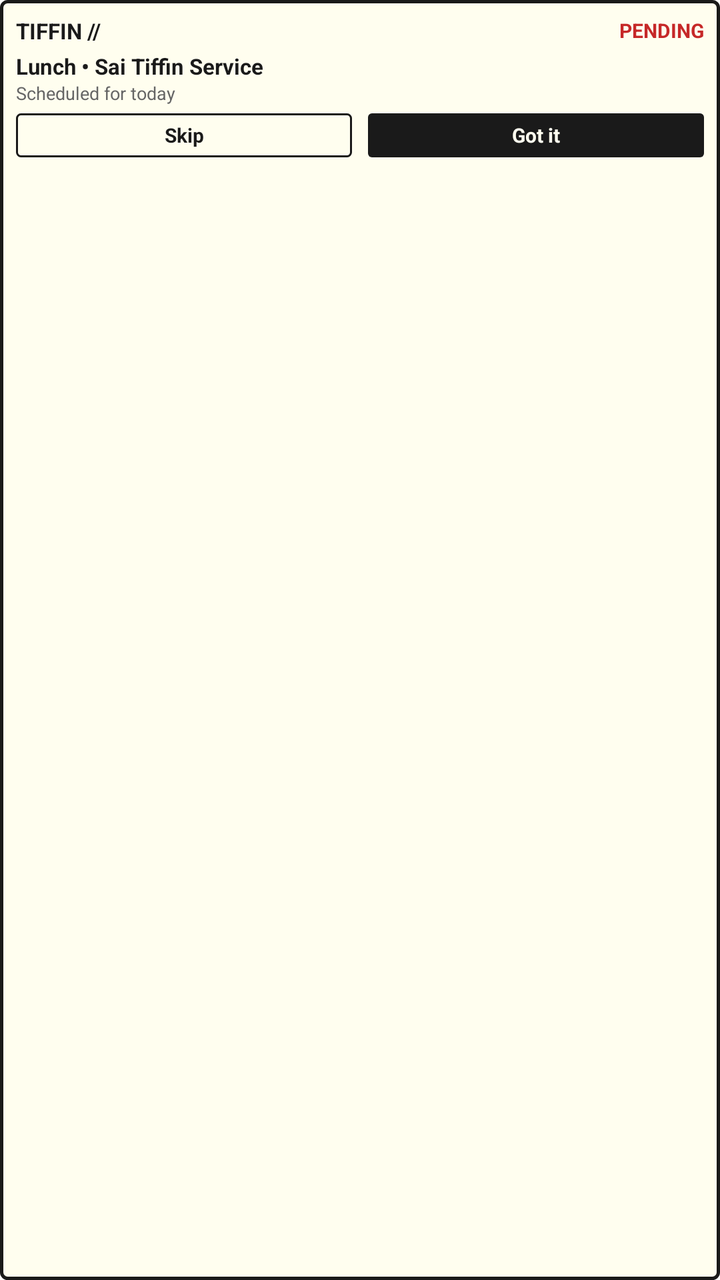
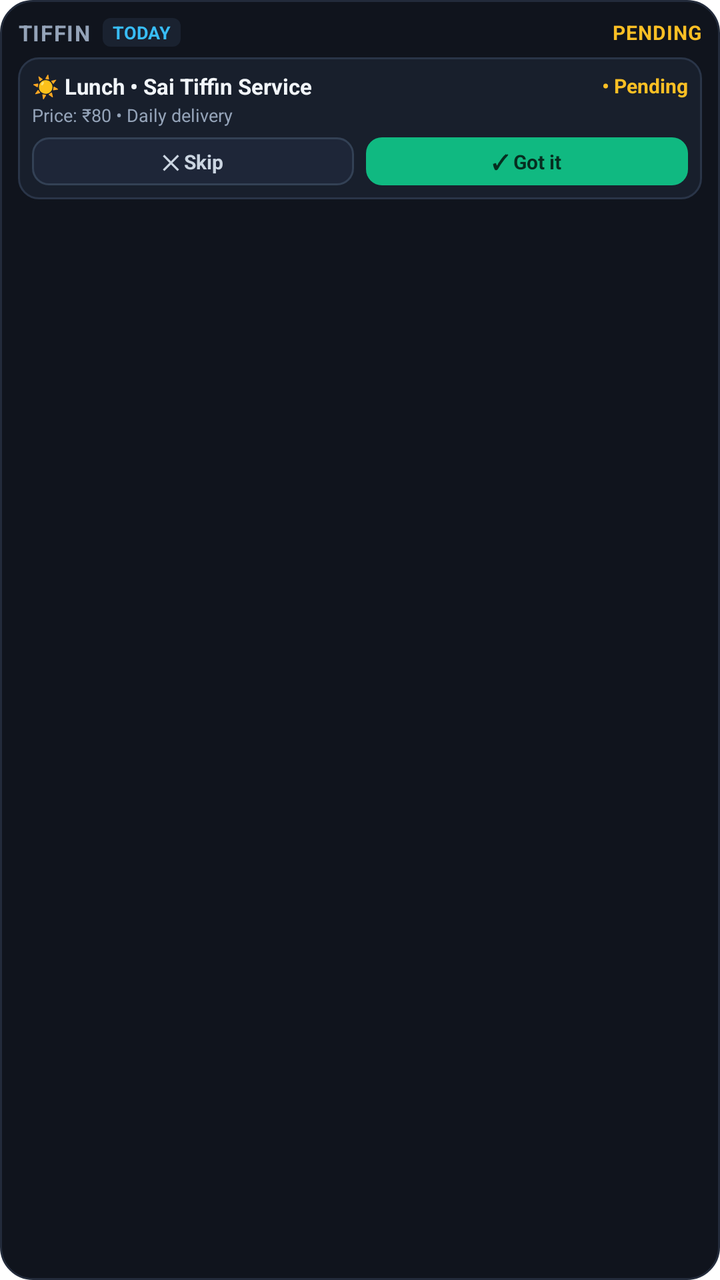

Before-and-after screenshots of an Android layout around one commit, followed by the original layout XML and the change that was made.
<!-- AndroidManifest.xml: fallback theme Theme.MaterialComponents.DayNight.NoActionBar -->
<!-- res/layout/widget_tiffin.xml -->
<?xml version="1.0" encoding="utf-8"?>
<LinearLayout xmlns:android="http://schemas.android.com/apk/res/android"
    android:id="@+id/widget_tiffin_container"
    android:layout_width="match_parent"
    android:layout_height="match_parent"
    android:background="@drawable/widget_background"
    android:orientation="vertical"
    android:padding="8dp">

    
    <LinearLayout
        android:layout_width="match_parent"
        android:layout_height="wrap_content"
        android:gravity="center_vertical"
        android:orientation="horizontal">

        <TextView
            android:id="@+id/tiffin_widget_title"
            android:layout_width="0dp"
            android:layout_height="wrap_content"
            android:layout_weight="1"
            android:text="TIFFIN //"
            android:textColor="#1A1A1A"
            android:textSize="11sp"
            android:textStyle="bold" />

        <TextView
            android:id="@+id/tiffin_widget_status"
            android:layout_width="wrap_content"
            android:layout_height="wrap_content"
            android:text="PENDING"
            android:textColor="#C62828"
            android:textSize="10sp"
            android:textStyle="bold" />
    </LinearLayout>

    
    <TextView
        android:id="@+id/tiffin_widget_meal"
        android:layout_width="match_parent"
        android:layout_height="wrap_content"
        android:layout_marginTop="3dp"
        android:ellipsize="end"
        android:maxLines="1"
        android:text="Lunch • Sai Tiffin Service"
        android:textColor="#1A1A1A"
        android:textSize="11sp"
        android:textStyle="bold" />

    <TextView
        android:id="@+id/tiffin_widget_subtitle"
        android:layout_width="match_parent"
        android:layout_height="wrap_content"
        android:ellipsize="end"
        android:maxLines="1"
        android:text="Scheduled for today"
        android:textColor="#666666"
        android:textSize="9sp" />

    
    <LinearLayout
        android:id="@+id/tiffin_actions_layout"
        android:layout_width="match_parent"
        android:layout_height="wrap_content"
        android:layout_marginTop="4dp"
        android:orientation="horizontal">

        <TextView
            android:id="@+id/btn_tiffin_skip"
            android:layout_width="0dp"
            android:layout_height="22dp"
            android:layout_marginEnd="4dp"
            android:layout_weight="1"
            android:background="@drawable/widget_btn_secondary"
            android:gravity="center"
            android:text="Skip"
            android:textColor="#1A1A1A"
            android:textSize="10sp"
            android:textStyle="bold" />

        <TextView
            android:id="@+id/btn_tiffin_received"
            android:layout_width="0dp"
            android:layout_height="22dp"
            android:layout_marginStart="4dp"
            android:layout_weight="1"
            android:background="@drawable/widget_btn_purple"
            android:gravity="center"
            android:text="Got it"
            android:textColor="#FFFEEF"
            android:textSize="10sp"
            android:textStyle="bold" />
    </LinearLayout>
</LinearLayout>
<!-- resources referenced by this layout -->
<resources>
  <!-- drawable widget_background (drawable) -->
  <?xml version="1.0" encoding="utf-8"?>
  <shape xmlns:android="http://schemas.android.com/apk/res/android"
      android:shape="rectangle">
      <solid android:color="#FFFEEF" />
      <corners android:radius="3dp" />
      <stroke
          android:width="1.5dp"
          android:color="#1A1A1A" />
  </shape>
  <!-- drawable widget_btn_purple (drawable) -->
  <?xml version="1.0" encoding="utf-8"?>
  <shape xmlns:android="http://schemas.android.com/apk/res/android"
      android:shape="rectangle">
      <solid android:color="#1A1A1A" />
      <corners android:radius="2dp" />
  </shape>
  <!-- drawable widget_btn_secondary (drawable) -->
  <?xml version="1.0" encoding="utf-8"?>
  <shape xmlns:android="http://schemas.android.com/apk/res/android"
      android:shape="rectangle">
      <solid android:color="#FFFEEF" />
      <corners android:radius="2dp" />
      <stroke
          android:width="1dp"
          android:color="#1A1A1A" />
  </shape>
</resources>

<!-- the commit's change to res/layout/widget_tiffin.xml (unified diff, before → after) -->
@@ -3,12 +3,13 @@
     android:id="@+id/widget_tiffin_container"
     android:layout_width="match_parent"
     android:layout_height="match_parent"
-    android:background="@drawable/widget_background"
+    android:background="@drawable/widget_dark_bg"
     android:orientation="vertical"
-    android:padding="8dp">
-
-    
-    <LinearLayout
+    android:padding="9dp">
+
+    
+    <LinearLayout
+        android:id="@+id/tiffin_widget_header"
         android:layout_width="match_parent"
         android:layout_height="wrap_content"
         android:gravity="center_vertical"
@@ -16,79 +17,348 @@
 
         <TextView
             android:id="@+id/tiffin_widget_title"
-            android:layout_width="0dp"
-            android:layout_height="wrap_content"
-            android:layout_weight="1"
-            android:text="TIFFIN //"
-            android:textColor="#1A1A1A"
+            android:layout_width="wrap_content"
+            android:layout_height="wrap_content"
+            android:letterSpacing="0.05"
+            android:text="TIFFIN"
+            android:textColor="#94A3B8"
             android:textSize="11sp"
             android:textStyle="bold" />
 
         <TextView
+            android:id="@+id/tiffin_widget_count"
+            android:layout_width="wrap_content"
+            android:layout_height="wrap_content"
+            android:layout_marginStart="6dp"
+            android:background="@drawable/widget_badge_dark"
+            android:paddingStart="5dp"
+            android:paddingTop="1dp"
+            android:paddingEnd="5dp"
+            android:paddingBottom="1dp"
+            android:text="TODAY"
+            android:textColor="#38BDF8"
+            android:textSize="9sp"
+            android:textStyle="bold" />
+
+        
+        <FrameLayout
+            android:layout_width="0dp"
+            android:layout_height="1dp"
+            android:layout_weight="1" />
+
+        <TextView
             android:id="@+id/tiffin_widget_status"
             android:layout_width="wrap_content"
             android:layout_height="wrap_content"
+            android:letterSpacing="0.03"
             android:text="PENDING"
-            android:textColor="#C62828"
+            android:textColor="#FBBF24"
             android:textSize="10sp"
             android:textStyle="bold" />
     </LinearLayout>
 
     
+    <LinearLayout
+        android:id="@+id/tiffin_empty_layout"
+        android:layout_width="match_parent"
+        android:layout_height="0dp"
+        android:layout_marginTop="5dp"
+        android:layout_weight="1"
+        android:background="@drawable/widget_tile_bg"
+        android:gravity="center"
+        android:orientation="vertical"
+        android:padding="8dp"
+        android:visibility="gone">
+
+        <TextView
+            android:id="@+id/tiffin_empty_title"
+            android:layout_width="wrap_content"
+            android:layout_height="wrap_content"
+            android:text="No Active Meal Plans"
+            android:textColor="#F1F5F9"
+            android:textSize="11sp"
+            android:textStyle="bold" />
+
+        <TextView
+            android:id="@+id/tiffin_empty_subtitle"
+            android:layout_width="wrap_content"
+            android:layout_height="wrap_content"
+            android:layout_marginTop="2dp"
+            android:text="Tap to configure daily tiffin"
+            android:textColor="#64748B"
+            android:textSize="9sp" />
+    </LinearLayout>
+
+    
+    <LinearLayout
+        android:id="@+id/tiffin_plan_1"
+        android:layout_width="match_parent"
+        android:layout_height="wrap_content"
+        android:layout_marginTop="5dp"
+        android:background="@drawable/widget_tile_bg"
+        android:orientation="vertical"
+        android:padding="7dp">
+
+        <LinearLayout
+            android:layout_width="match_parent"
+            android:layout_height="wrap_content"
+            android:gravity="center_vertical"
+            android:orientation="horizontal">
+
+            <TextView
+                android:id="@+id/tiffin_widget_meal"
+                android:layout_width="0dp"
+                android:layout_height="wrap_content"
+                android:layout_weight="1"
+                android:ellipsize="end"
+                android:maxLines="1"
+                android:text="☀️ Lunch • Sai Tiffin Service"
+                android:textColor="#F1F5F9"
+                android:textSize="11sp"
+                android:textStyle="bold" />
+
+            <TextView
+                android:id="@+id/tiffin_status_1"
+                android:layout_width="wrap_content"
+                android:layout_height="wrap_content"
+                android:layout_marginStart="4dp"
+                android:text="• Pending"
+                android:textColor="#FBBF24"
+                android:textSize="10sp"
+                android:textStyle="bold" />
+        </LinearLayout>
+
+        <TextView
+            android:id="@+id/tiffin_widget_subtitle"
+            android:layout_width="match_parent"
+            android:layout_height="wrap_content"
+            android:layout_marginTop="1dp"
+            android:ellipsize="end"
+            android:maxLines="1"
+            android:text="Price: ₹80 • Daily delivery"
+            android:textColor="#94A3B8"
+            android:textSize="9sp" />
+
+        
+        <LinearLayout
+            android:id="@+id/tiffin_actions_layout"
+            android:layout_width="match_parent"
+            android:layout_height="wrap_content"
+            android:layout_marginTop="5dp"
+            android:orientation="horizontal">
+
+            <TextView
+                android:id="@+id/btn_tiffin_skip"
+                android:layout_width="0dp"
+                android:layout_height="24dp"
+                android:layout_marginEnd="3dp"
+                android:layout_weight="1"
+                android:background="@drawable/widget_btn_skip_dark"
+                android:gravity="center"
+                android:text="✕ Skip"
+                android:textColor="#CBD5E1"
+                android:textSize="10sp"
+                android:textStyle="bold" />
+
+            <TextView
+                android:id="@+id/btn_tiffin_received"
+                android:layout_width="0dp"
+                android:layout_height="24dp"
+                android:layout_marginStart="3dp"
+                android:layout_weight="1"
+                android:background="@drawable/widget_btn_got_it"
+                android:gravity="center"
+                android:text="✓ Got it"
+                android:textColor="#062E20"
+                android:textSize="10sp"
+                android:textStyle="bold" />
+        </LinearLayout>
+    </LinearLayout>
+
+    
+    <LinearLayout
+        android:id="@+id/tiffin_plan_2"
+        android:layout_width="match_parent"
+        android:layout_height="wrap_content"
+        android:layout_marginTop="5dp"
+        android:background="@drawable/widget_tile_bg"
+        android:orientation="vertical"
+        android:padding="7dp"
+        android:visibility="gone">
+
+        <LinearLayout
+            android:layout_width="match_parent"
+            android:layout_height="wrap_content"
+            android:gravity="center_vertical"
+            android:orientation="horizontal">
+
+            <TextView
+                android:id="@+id/tiffin_meal_2"
+                android:layout_width="0dp"
+                android:layout_height="wrap_content"
+                android:layout_weight="1"
+                android:ellipsize="end"
+                android:maxLines="1"
+                android:text="🌙 Dinner • Sharma Mess"
+                android:textColor="#F1F5F9"
+                android:textSize="11sp"
+                android:textStyle="bold" />
+
+            <TextView
+                android:id="@+id/tiffin_status_2"
+                android:layout_width="wrap_content"
+                android:layout_height="wrap_content"
+                android:layout_marginStart="4dp"
+                android:text="• Pending"
+                android:textColor="#FBBF24"
+                android:textSize="10sp"
+                android:textStyle="bold" />
+        </LinearLayout>
+
+        <TextView
+            android:id="@+id/tiffin_subtitle_2"
+            android:layout_width="match_parent"
+            android:layout_height="wrap_content"
+            android:layout_marginTop="1dp"
+            android:ellipsize="end"
+            android:maxLines="1"
+            android:text="Price: ₹90 • Daily delivery"
+            android:textColor="#94A3B8"
+            android:textSize="9sp" />
+
+        
+        <LinearLayout
+            android:id="@+id/tiffin_actions_2"
+            android:layout_width="match_parent"
+            android:layout_height="wrap_content"
+            android:layout_marginTop="5dp"
+            android:orientation="horizontal">
+
+            <TextView
+                android:id="@+id/btn_tiffin_skip_2"
+                android:layout_width="0dp"
+                android:layout_height="24dp"
+                android:layout_marginEnd="3dp"
+                android:layout_weight="1"
+                android:background="@drawable/widget_btn_skip_dark"
+                android:gravity="center"
+                android:text="✕ Skip"
+                android:textColor="#CBD5E1"
+                android:textSize="10sp"
+                android:textStyle="bold" />
+
+            <TextView
+                android:id="@+id/btn_tiffin_received_2"
+                android:layout_width="0dp"
+                android:layout_height="24dp"
+                android:layout_marginStart="3dp"
+                android:layout_weight="1"
+                android:background="@drawable/widget_btn_got_it"
+                android:gravity="center"
+                android:text="✓ Got it"
+                android:textColor="#062E20"
+                android:textSize="10sp"
+                android:textStyle="bold" />
+        </LinearLayout>
+    </LinearLayout>
+
+    
+    <LinearLayout
+        android:id="@+id/tiffin_plan_3"
+        android:layout_width="match_parent"
+        android:layout_height="wrap_content"
+        android:layout_marginTop="5dp"
+        android:background="@drawable/widget_tile_bg"
+        android:orientation="vertical"
+        android:padding="7dp"
+        android:visibility="gone">
+
+        <LinearLayout
+            android:layout_width="match_parent"
+            android:layout_height="wrap_content"
+            android:gravity="center_vertical"
+            android:orientation="horizontal">
+
+            <TextView
+                android:id="@+id/tiffin_meal_3"
+                android:layout_width="0dp"
+                android:layout_height="wrap_content"
+                android:layout_weight="1"
+                android:ellipsize="end"
+                android:maxLines="1"
+                android:text="☕ Breakfast • Annapurna"
+                android:textColor="#F1F5F9"
+                android:textSize="11sp"
+                android:textStyle="bold" />
+
+            <TextView
+                android:id="@+id/tiffin_status_3"
+                android:layout_width="wrap_content"
+                android:layout_height="wrap_content"
+                android:layout_marginStart="4dp"
+                android:text="• Pending"
+                android:textColor="#FBBF24"
+                android:textSize="10sp"
+                android:textStyle="bold" />
+        </LinearLayout>
+
+        <TextView
+            android:id="@+id/tiffin_subtitle_3"
+            android:layout_width="match_parent"
+            android:layout_height="wrap_content"
+            android:layout_marginTop="1dp"
+            android:ellipsize="end"
+            android:maxLines="1"
+            android:text="Price: ₹50 • Daily delivery"
+            android:textColor="#94A3B8"
+            android:textSize="9sp" />
+
+        
+        <LinearLayout
+            android:id="@+id/tiffin_actions_3"
+            android:layout_width="match_parent"
+            android:layout_height="wrap_content"
+            android:layout_marginTop="5dp"
+            android:orientation="horizontal">
+
+            <TextView
+                android:id="@+id/btn_tiffin_skip_3"
+                android:layout_width="0dp"
+                android:layout_height="24dp"
+                android:layout_marginEnd="3dp"
+                android:layout_weight="1"
+                android:background="@drawable/widget_btn_skip_dark"
+                android:gravity="center"
+                android:text="✕ Skip"
+                android:textColor="#CBD5E1"
+                android:textSize="10sp"
+                android:textStyle="bold" />
+
+            <TextView
+                android:id="@+id/btn_tiffin_received_3"
+                android:layout_width="0dp"
+                android:layout_height="24dp"
+                android:layout_marginStart="3dp"
+                android:layout_weight="1"
+                android:background="@drawable/widget_btn_got_it"
+                android:gravity="center"
+                android:text="✓ Got it"
+                android:textColor="#062E20"
+                android:textSize="10sp"
+                android:textStyle="bold" />
+        </LinearLayout>
+    </LinearLayout>
+
+    
     <TextView
-        android:id="@+id/tiffin_widget_meal"
+        android:id="@+id/tiffin_more_hint"
         android:layout_width="match_parent"
         android:layout_height="wrap_content"
         android:layout_marginTop="3dp"
-        android:ellipsize="end"
-        android:maxLines="1"
-        android:text="Lunch • Sai Tiffin Service"
-        android:textColor="#1A1A1A"
-        android:textSize="11sp"
-        android:textStyle="bold" />
-
-    <TextView
-        android:id="@+id/tiffin_widget_subtitle"
-        android:layout_width="match_parent"
-        android:layout_height="wrap_content"
-        android:ellipsize="end"
-        android:maxLines="1"
-        android:text="Scheduled for today"
-        android:textColor="#666666"
-        android:textSize="9sp" />
-
-    
-    <LinearLayout
-        android:id="@+id/tiffin_actions_layout"
-        android:layout_width="match_parent"
-        android:layout_height="wrap_content"
-        android:layout_marginTop="4dp"
-        android:orientation="horizontal">
-
-        <TextView
-            android:id="@+id/btn_tiffin_skip"
-            android:layout_width="0dp"
-            android:layout_height="22dp"
-            android:layout_marginEnd="4dp"
-            android:layout_weight="1"
-            android:background="@drawable/widget_btn_secondary"
-            android:gravity="center"
-            android:text="Skip"
-            android:textColor="#1A1A1A"
-            android:textSize="10sp"
-            android:textStyle="bold" />
-
-        <TextView
-            android:id="@+id/btn_tiffin_received"
-            android:layout_width="0dp"
-            android:layout_height="22dp"
-            android:layout_marginStart="4dp"
-            android:layout_weight="1"
-            android:background="@drawable/widget_btn_purple"
-            android:gravity="center"
-            android:text="Got it"
-            android:textColor="#FFFEEF"
-            android:textSize="10sp"
-            android:textStyle="bold" />
-    </LinearLayout>
+        android:gravity="center"
+        android:text="+1 more plan (resize ↕)"
+        android:textColor="#64748B"
+        android:textSize="9sp"
+        android:textStyle="italic"
+        android:visibility="gone" />
 </LinearLayout>
<!-- resource entries referenced after the edit -->
@@ -1,31 +1,48 @@
 <!-- resources referenced by this layout -->
 <resources>
-  <!-- drawable widget_background (drawable) -->
+  <!-- drawable widget_badge_dark (drawable) -->
   <?xml version="1.0" encoding="utf-8"?>
   <shape xmlns:android="http://schemas.android.com/apk/res/android"
       android:shape="rectangle">
-      <solid android:color="#FFFEEF" />
-      <corners android:radius="3dp" />
-      <stroke
-          android:width="1.5dp"
-          android:color="#1A1A1A" />
+      <solid android:color="#1A2230" />
+      <corners android:radius="4dp" />
   </shape>
-  <!-- drawable widget_btn_purple (drawable) -->
+  <!-- drawable widget_btn_got_it (drawable) -->
   <?xml version="1.0" encoding="utf-8"?>
   <shape xmlns:android="http://schemas.android.com/apk/res/android"
       android:shape="rectangle">
-      <solid android:color="#1A1A1A" />
-      <corners android:radius="2dp" />
+      <solid android:color="#10B981" />
+      <corners android:radius="8dp" />
   </shape>
-  <!-- drawable widget_btn_secondary (drawable) -->
+  <!-- drawable widget_btn_skip_dark (drawable) -->
   <?xml version="1.0" encoding="utf-8"?>
   <shape xmlns:android="http://schemas.android.com/apk/res/android"
       android:shape="rectangle">
-      <solid android:color="#FFFEEF" />
-      <corners android:radius="2dp" />
+      <solid android:color="#1E2638" />
+      <corners android:radius="8dp" />
       <stroke
           android:width="1dp"
-          android:color="#1A1A1A" />
+          android:color="#334155" />
+  </shape>
+  <!-- drawable widget_dark_bg (drawable) -->
+  <?xml version="1.0" encoding="utf-8"?>
+  <shape xmlns:android="http://schemas.android.com/apk/res/android"
+      android:shape="rectangle">
+      <solid android:color="#10141D" />
+      <corners android:radius="16dp" />
+      <stroke
+          android:width="1dp"
+          android:color="#232B3B" />
+  </shape>
+  <!-- drawable widget_tile_bg (drawable) -->
+  <?xml version="1.0" encoding="utf-8"?>
+  <shape xmlns:android="http://schemas.android.com/apk/res/android"
+      android:shape="rectangle">
+      <solid android:color="#181F2C" />
+      <corners android:radius="10dp" />
+      <stroke
+          android:width="1dp"
+          android:color="#2A3548" />
   </shape>
 </resources>
 
